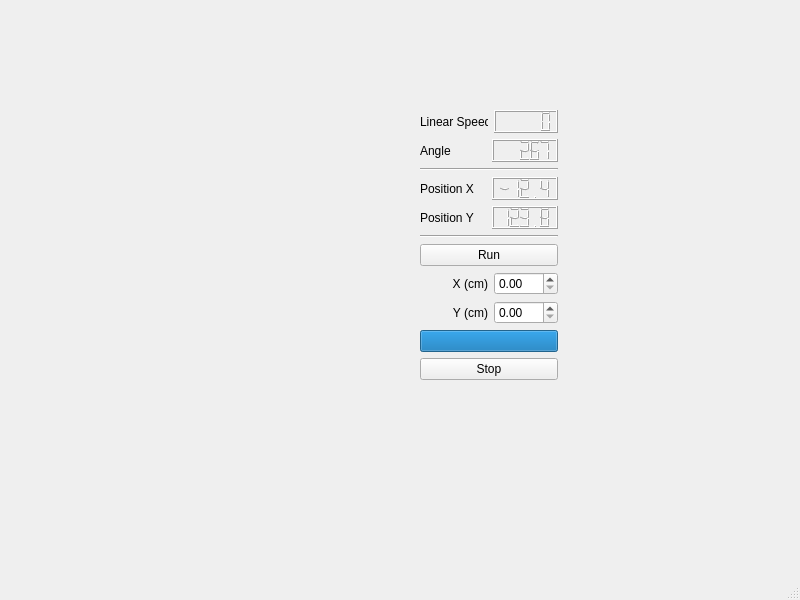
Qt form monitorwindow.ui (Sokario/RoMon) before a commit.
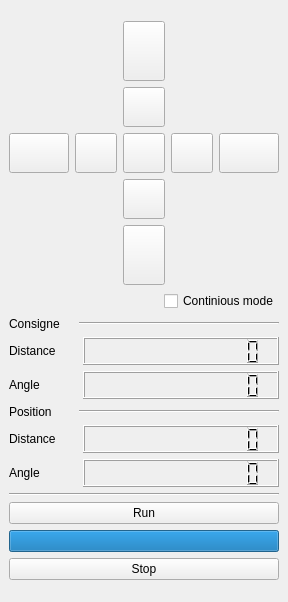
The same form after that commit.

```diff
--- a/monitorwindow.ui
+++ b/monitorwindow.ui
@@ -6,49 +6,90 @@
    <rect>
     <x>0</x>
     <y>0</y>
-    <width>800</width>
-    <height>600</height>
+    <width>288</width>
+    <height>602</height>
    </rect>
   </property>
+  <property name="maximumSize">
+   <size>
+    <width>294</width>
+    <height>602</height>
+   </size>
+  </property>
   <property name="windowTitle">
-   <string>MainWindow</string>
+   <string>Monitoring Window</string>
+  </property>
+  <property name="layoutDirection">
+   <enum>Qt::LeftToRight</enum>
   </property>
   <widget class="QWidget" name="centralwidget">
-   <widget class="QWidget" name="layoutWidget">
-    <property name="geometry">
-     <rect>
-      <x>420</x>
-      <y>110</y>
-      <width>138</width>
-      <height>292</height>
-     </rect>
-    </property>
-    <layout class="QVBoxLayout" name="verticalLayout_2">
-     <item>
-      <layout class="QVBoxLayout" name="verticalLayout">
-       <item>
-        <layout class="QHBoxLayout" name="horizontalLayout_2">
+   <layout class="QGridLayout" name="gridLayout_2">
+    <item row="0" column="0">
+     <layout class="QGridLayout" name="gridLayout">
+      <item row="2" column="0">
+       <layout class="QHBoxLayout" name="horizontalLayout_5">
          <item>
           <widget class="QLabel" name="label">
            <property name="maximumSize">
             <size>
+            <width>64</width>
+            <height>16777215</height>
+           </size>
+          </property>
+          <property name="text">
+           <string>Consigne</string>
+          </property>
+         </widget>
+        </item>
+        <item>
+         <widget class="Line" name="line">
+          <property name="orientation">
+           <enum>Qt::Horizontal</enum>
+          </property>
+         </widget>
+        </item>
+       </layout>
+      </item>
+      <item row="3" column="0">
+       <layout class="QVBoxLayout" name="verticalLayout_7">
+        <item>
+         <layout class="QHBoxLayout" name="horizontalLayout_4">
+          <item>
+           <widget class="QLabel" name="label_7">
+            <property name="maximumSize">
+             <size>
              <width>16777215</width>
              <height>32</height>
             </size>
            </property>
            <property name="text">
-            <string>Linear Speed</string>
+             <string>Distance</string>
            </property>
           </widget>
          </item>
          <item>
           <widget class="QLCDNumber" name="lcdNumber">
+            <property name="minimumSize">
+             <size>
+              <width>196</width>
+              <height>28</height>
+             </size>
+            </property>
            <property name="maximumSize">
             <size>
-             <width>128</width>
-             <height>24</height>
-            </size>
-           </property>
+              <width>196</width>
+              <height>28</height>
+             </size>
+            </property>
+            <property name="layoutDirection">
+             <enum>Qt::LeftToRight</enum>
+            </property>
+            <property name="smallDecimalPoint">
+             <bool>false</bool>
+            </property>
+            <property name="digitCount">
+             <number>12</number>
+            </property>
            <property name="segmentStyle">
             <enum>QLCDNumber::Filled</enum>
            </property>
@@ -57,9 +98,9 @@
         </layout>
        </item>
        <item>
-        <layout class="QHBoxLayout" name="horizontalLayout_3">
+         <layout class="QHBoxLayout" name="horizontalLayout_7">
          <item>
-          <widget class="QLabel" name="label_2">
+           <widget class="QLabel" name="label_8">
            <property name="maximumSize">
             <size>
              <width>16777215</width>
@@ -73,60 +114,73 @@
          </item>
          <item>
           <widget class="QLCDNumber" name="lcdNumber_2">
+            <property name="minimumSize">
+             <size>
+              <width>196</width>
+              <height>28</height>
+             </size>
+            </property>
            <property name="maximumSize">
             <size>
-             <width>128</width>
-             <height>24</height>
-            </size>
-           </property>
-           <property name="smallDecimalPoint">
-            <bool>false</bool>
+              <width>196</width>
+              <height>28</height>
+             </size>
+            </property>
+            <property name="digitCount">
+             <number>12</number>
            </property>
            <property name="segmentStyle">
             <enum>QLCDNumber::Filled</enum>
            </property>
-           <property name="value" stdset="0">
-            <double>267.000000000000000</double>
-           </property>
           </widget>
          </item>
         </layout>
        </item>
-       <item>
-        <widget class="Line" name="line_3">
-         <property name="orientation">
-          <enum>Qt::Horizontal</enum>
-         </property>
-        </widget>
-       </item>
+       </layout>
+      </item>
+      <item row="5" column="0">
+       <layout class="QVBoxLayout" name="verticalLayout_8">
        <item>
-        <layout class="QVBoxLayout" name="verticalLayout_6">
+         <layout class="QHBoxLayout" name="horizontalLayout_6">
          <item>
-          <layout class="QHBoxLayout" name="horizontalLayout_10">
-           <item>
-            <widget class="QLabel" name="label_5">
+           <widget class="QLabel" name="label_11">
+            <property name="maximumSize">
+             <size>
+              <width>16777215</width>
+              <height>32</height>
+             </size>
+            </property>
              <property name="text">
-              <string>Position X</string>
+             <string>Distance</string>
              </property>
             </widget>
            </item>
            <item>
             <widget class="QLCDNumber" name="lcdNumber_3">
+            <property name="minimumSize">
+             <size>
+              <width>196</width>
+              <height>28</height>
+             </size>
+            </property>
              <property name="maximumSize">
               <size>
-               <width>128</width>
-               <height>24</height>
-              </size>
-             </property>
-             <property name="frameShape">
-              <enum>QFrame::Box</enum>
+              <width>196</width>
+              <height>28</height>
+             </size>
+            </property>
+            <property name="layoutDirection">
+             <enum>Qt::LeftToRight</enum>
+            </property>
+            <property name="smallDecimalPoint">
+             <bool>false</bool>
+            </property>
+            <property name="digitCount">
+             <number>12</number>
              </property>
              <property name="segmentStyle">
               <enum>QLCDNumber::Filled</enum>
              </property>
-             <property name="value" stdset="0">
-              <double>-12.449999999999999</double>
-             </property>
             </widget>
            </item>
           </layout>
@@ -134,41 +188,289 @@
          <item>
           <layout class="QHBoxLayout" name="horizontalLayout_9">
            <item>
-            <widget class="QLabel" name="label_6">
+           <widget class="QLabel" name="label_12">
+            <property name="maximumSize">
+             <size>
+              <width>16777215</width>
+              <height>32</height>
+             </size>
+            </property>
              <property name="text">
-              <string>Position Y</string>
+             <string>Angle</string>
              </property>
             </widget>
            </item>
            <item>
             <widget class="QLCDNumber" name="lcdNumber_4">
+            <property name="minimumSize">
+             <size>
+              <width>196</width>
+              <height>28</height>
+             </size>
+            </property>
              <property name="maximumSize">
               <size>
-               <width>128</width>
-               <height>24</height>
-              </size>
-             </property>
+              <width>196</width>
+              <height>28</height>
+             </size>
+            </property>
+            <property name="digitCount">
+             <number>12</number>
+            </property>
              <property name="segmentStyle">
               <enum>QLCDNumber::Filled</enum>
              </property>
-             <property name="value" stdset="0">
-              <double>123.780000000000001</double>
-             </property>
             </widget>
            </item>
           </layout>
          </item>
         </layout>
        </item>
-      </layout>
-     </item>
-     <item>
-      <widget class="Line" name="line_2">
+      <item row="6" column="0">
+       <widget class="Line" name="line_3">
        <property name="orientation">
         <enum>Qt::Horizontal</enum>
        </property>
       </widget>
      </item>
+      <item row="0" column="0">
+       <layout class="QHBoxLayout" name="horizontalLayout">
+        <item>
+         <widget class="QPushButton" name="pushButton_9">
+          <property name="minimumSize">
+           <size>
+            <width>60</width>
+            <height>40</height>
+           </size>
+          </property>
+          <property name="sizeIncrement">
+           <size>
+            <width>3</width>
+            <height>2</height>
+           </size>
+          </property>
+          <property name="baseSize">
+           <size>
+            <width>60</width>
+            <height>40</height>
+           </size>
+          </property>
+          <property name="text">
+           <string/>
+          </property>
+         </widget>
+        </item>
+        <item>
+         <widget class="QPushButton" name="pushButton_8">
+          <property name="minimumSize">
+           <size>
+            <width>40</width>
+            <height>40</height>
+           </size>
+          </property>
+          <property name="sizeIncrement">
+           <size>
+            <width>1</width>
+            <height>1</height>
+           </size>
+          </property>
+          <property name="baseSize">
+           <size>
+            <width>40</width>
+            <height>40</height>
+           </size>
+          </property>
+          <property name="text">
+           <string/>
+          </property>
+         </widget>
+        </item>
+        <item>
+         <layout class="QVBoxLayout" name="verticalLayout">
+          <item>
+           <widget class="QPushButton" name="pushButton_3">
+            <property name="minimumSize">
+             <size>
+              <width>40</width>
+              <height>60</height>
+             </size>
+            </property>
+            <property name="sizeIncrement">
+             <size>
+              <width>2</width>
+              <height>3</height>
+             </size>
+            </property>
+            <property name="baseSize">
+             <size>
+              <width>40</width>
+              <height>60</height>
+             </size>
+            </property>
+            <property name="text">
+             <string/>
+            </property>
+           </widget>
+          </item>
+          <item>
+           <widget class="QPushButton" name="pushButton_2">
+            <property name="minimumSize">
+             <size>
+              <width>40</width>
+              <height>40</height>
+             </size>
+            </property>
+            <property name="sizeIncrement">
+             <size>
+              <width>1</width>
+              <height>1</height>
+             </size>
+            </property>
+            <property name="baseSize">
+             <size>
+              <width>40</width>
+              <height>40</height>
+             </size>
+            </property>
+            <property name="text">
+             <string/>
+            </property>
+           </widget>
+          </item>
+          <item>
+           <widget class="QPushButton" name="pushButton">
+            <property name="minimumSize">
+             <size>
+              <width>40</width>
+              <height>40</height>
+             </size>
+            </property>
+            <property name="sizeIncrement">
+             <size>
+              <width>1</width>
+              <height>1</height>
+             </size>
+            </property>
+            <property name="baseSize">
+             <size>
+              <width>40</width>
+              <height>40</height>
+             </size>
+            </property>
+            <property name="autoFillBackground">
+             <bool>true</bool>
+            </property>
+            <property name="text">
+             <string/>
+            </property>
+           </widget>
+          </item>
+          <item>
+           <widget class="QPushButton" name="pushButton_6">
+            <property name="minimumSize">
+             <size>
+              <width>40</width>
+              <height>40</height>
+             </size>
+            </property>
+            <property name="sizeIncrement">
+             <size>
+              <width>1</width>
+              <height>1</height>
+             </size>
+            </property>
+            <property name="baseSize">
+             <size>
+              <width>40</width>
+              <height>40</height>
+             </size>
+            </property>
+            <property name="text">
+             <string/>
+            </property>
+           </widget>
+          </item>
+          <item>
+           <widget class="QPushButton" name="pushButton_7">
+            <property name="minimumSize">
+             <size>
+              <width>40</width>
+              <height>60</height>
+             </size>
+            </property>
+            <property name="sizeIncrement">
+             <size>
+              <width>2</width>
+              <height>3</height>
+             </size>
+            </property>
+            <property name="baseSize">
+             <size>
+              <width>40</width>
+              <height>60</height>
+             </size>
+            </property>
+            <property name="text">
+             <string/>
+            </property>
+           </widget>
+          </item>
+         </layout>
+        </item>
+        <item>
+         <widget class="QPushButton" name="pushButton_4">
+          <property name="minimumSize">
+           <size>
+            <width>40</width>
+            <height>40</height>
+           </size>
+          </property>
+          <property name="sizeIncrement">
+           <size>
+            <width>1</width>
+            <height>1</height>
+           </size>
+          </property>
+          <property name="baseSize">
+           <size>
+            <width>40</width>
+            <height>40</height>
+           </size>
+          </property>
+          <property name="text">
+           <string/>
+          </property>
+         </widget>
+        </item>
+        <item>
+         <widget class="QPushButton" name="pushButton_5">
+          <property name="minimumSize">
+           <size>
+            <width>60</width>
+            <height>40</height>
+           </size>
+          </property>
+          <property name="sizeIncrement">
+           <size>
+            <width>3</width>
+            <height>2</height>
+           </size>
+          </property>
+          <property name="baseSize">
+           <size>
+            <width>60</width>
+            <height>40</height>
+           </size>
+          </property>
+          <property name="text">
+           <string/>
+          </property>
+         </widget>
+        </item>
+       </layout>
+      </item>
+      <item row="7" column="0">
+       <layout class="QVBoxLayout" name="verticalLayout_2">
      <item>
       <widget class="QPushButton" name="pushRun">
        <property name="text">
@@ -176,72 +478,8 @@
        </property>
       </widget>
      </item>
-     <item>
-      <layout class="QVBoxLayout" name="verticalLayout_4">
-       <item>
-        <layout class="QHBoxLayout" name="horizontalLayout_5">
-         <item>
-          <widget class="QLabel" name="label_3">
-           <property name="text">
-            <string>X (cm)</string>
-           </property>
-           <property name="alignment">
-            <set>Qt::AlignRight|Qt::AlignTrailing|Qt::AlignVCenter</set>
-           </property>
-          </widget>
-         </item>
-         <item>
-          <widget class="QDoubleSpinBox" name="doubleSpinBox">
-           <property name="maximumSize">
-            <size>
-             <width>64</width>
-             <height>24</height>
-            </size>
-           </property>
-          </widget>
-         </item>
-        </layout>
-       </item>
-       <item>
-        <layout class="QHBoxLayout" name="horizontalLayout_6">
-         <item>
-          <widget class="QLabel" name="label_4">
-           <property name="text">
-            <string>Y (cm)</string>
-           </property>
-           <property name="alignment">
-            <set>Qt::AlignRight|Qt::AlignTrailing|Qt::AlignVCenter</set>
-           </property>
-          </widget>
-         </item>
-         <item>
-          <widget class="QDoubleSpinBox" name="doubleSpinBox_2">
-           <property name="maximumSize">
-            <size>
-             <width>64</width>
-             <height>24</height>
-            </size>
-           </property>
-          </widget>
-         </item>
-        </layout>
-       </item>
-      </layout>
-     </item>
      <item>
       <widget class="QProgressBar" name="progressBar">
-       <property name="sizePolicy">
-        <sizepolicy hsizetype="Ignored" vsizetype="Fixed">
-         <horstretch>0</horstretch>
-         <verstretch>0</verstretch>
-        </sizepolicy>
-       </property>
-       <property name="maximumSize">
-        <size>
-         <width>256</width>
-         <height>16777215</height>
-        </size>
-       </property>
        <property name="value">
         <number>100</number>
        </property>
@@ -257,33 +495,66 @@
        </property>
       </widget>
      </item>
+       </layout>
+      </item>
+      <item row="4" column="0">
+       <layout class="QHBoxLayout" name="horizontalLayout_8">
      <item>
-      <spacer name="verticalSpacer">
+         <widget class="QLabel" name="label_2">
+          <property name="maximumSize">
+           <size>
+            <width>64</width>
+            <height>16777215</height>
+           </size>
+          </property>
+          <property name="text">
+           <string>Position</string>
+          </property>
+         </widget>
+        </item>
+        <item>
+         <widget class="Line" name="line_2">
        <property name="orientation">
-        <enum>Qt::Vertical</enum>
+           <enum>Qt::Horizontal</enum>
+          </property>
+         </widget>
+        </item>
+       </layout>
+      </item>
+      <item row="1" column="0">
+       <layout class="QHBoxLayout" name="horizontalLayout_2">
+        <item>
+         <spacer name="horizontalSpacer">
+          <property name="orientation">
+           <enum>Qt::Horizontal</enum>
        </property>
        <property name="sizeHint" stdset="0">
         <size>
-         <width>20</width>
-         <height>40</height>
+            <width>40</width>
+            <height>20</height>
         </size>
        </property>
       </spacer>
      </item>
-    </layout>
-   </widget>
-  </widget>
-  <widget class="QMenuBar" name="menubar">
-   <property name="geometry">
-    <rect>
-     <x>0</x>
-     <y>0</y>
-     <width>800</width>
-     <height>21</height>
-    </rect>
-   </property>
-  </widget>
-  <widget class="QStatusBar" name="statusbar"/>
+        <item>
+         <widget class="QCheckBox" name="checkBox">
+          <property name="layoutDirection">
+           <enum>Qt::LeftToRight</enum>
+          </property>
+          <property name="text">
+           <string>Continious mode</string>
+          </property>
+          <property name="tristate">
+           <bool>false</bool>
+          </property>
+         </widget>
+        </item>
+       </layout>
+      </item>
+     </layout>
+    </item>
+   </layout>
+  </widget>
  </widget>
  <resources/>
  <connections/>
```
Lines whose indentation alone changed are shown as unchanged.
